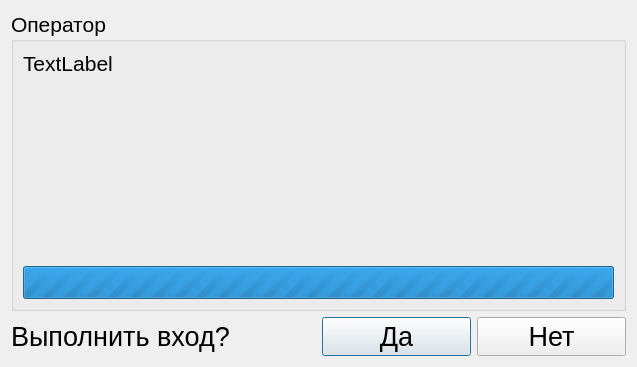
Above: stoppark/login.ui from vicgordienko/stoppark_panel before the change. Below: the same form after it.
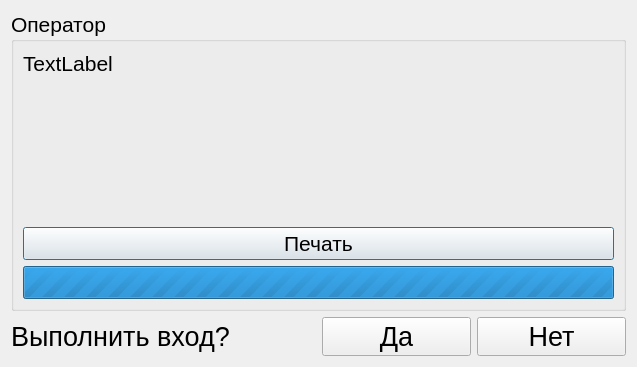
That is the form after the change.

What changed in the file:
```diff
--- a/stoppark/login.ui
+++ b/stoppark/login.ui
@@ -65,6 +65,13 @@
         </property>
        </spacer>
       </item>
+      <item>
+       <widget class="QPushButton" name="print_check">
+        <property name="text">
+         <string>Печать</string>
+        </property>
+       </widget>
+      </item>
       <item>
        <widget class="QProgressBar" name="progress">
         <property name="minimum">
```
